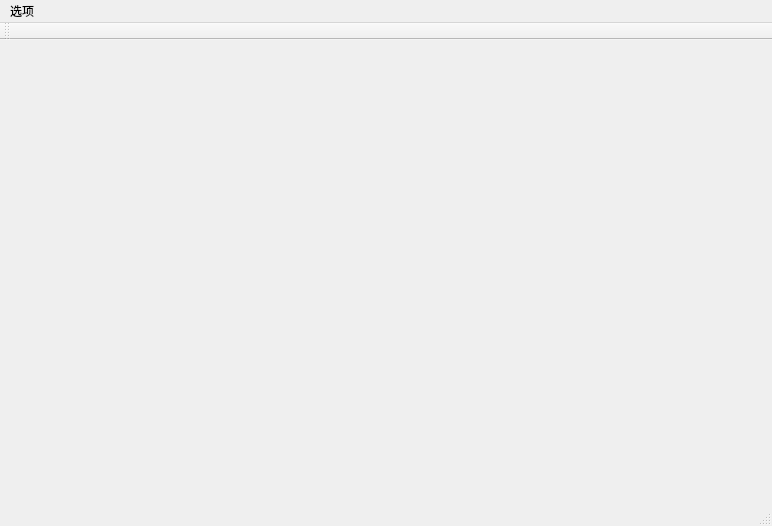
First picture: the form in SystemLogDeal/mainwindow.ui, repository CaiNot/data_struct_work, before the edit.
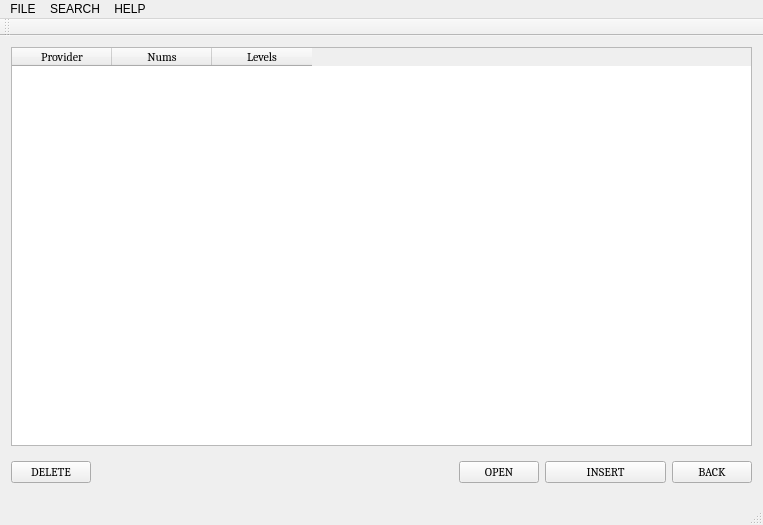
Second picture: the form after the edit.

Diff of the .ui file:
```diff
--- a/SystemLogDeal/mainwindow.ui
+++ b/SystemLogDeal/mainwindow.ui
@@ -6,29 +6,161 @@
    <rect>
     <x>0</x>
     <y>0</y>
-    <width>772</width>
-    <height>526</height>
+    <width>763</width>
+    <height>525</height>
    </rect>
   </property>
   <property name="windowTitle">
    <string>MainWindow</string>
   </property>
-  <widget class="QWidget" name="centralWidget"/>
+  <widget class="QWidget" name="centralWidget">
+   <layout class="QGridLayout" name="gridLayout_3">
+    <item row="0" column="0">
+     <layout class="QGridLayout" name="gridLayout_2" rowstretch="10,0,0">
+      <item row="2" column="0">
+       <layout class="QHBoxLayout" name="horizontalLayout_2" stretch="0,3,0,1,0">
+        <item>
+         <widget class="QPushButton" name="delBtn">
+          <property name="font">
+           <font>
+            <family>Cambria</family>
+           </font>
+          </property>
+          <property name="text">
+           <string>DELETE</string>
+          </property>
+         </widget>
+        </item>
+        <item>
+         <spacer name="verticalSpacer">
+          <property name="orientation">
+           <enum>Qt::Vertical</enum>
+          </property>
+          <property name="sizeHint" stdset="0">
+           <size>
+            <width>20</width>
+            <height>40</height>
+           </size>
+          </property>
+         </spacer>
+        </item>
+        <item>
+         <widget class="QPushButton" name="openBtn">
+          <property name="sizePolicy">
+           <sizepolicy hsizetype="Minimum" vsizetype="Fixed">
+            <horstretch>0</horstretch>
+            <verstretch>0</verstretch>
+           </sizepolicy>
+          </property>
+          <property name="font">
+           <font>
+            <family>Cambria</family>
+           </font>
+          </property>
+          <property name="text">
+           <string>OPEN</string>
+          </property>
+         </widget>
+        </item>
+        <item>
+         <widget class="QPushButton" name="insertBtn">
+          <property name="sizePolicy">
+           <sizepolicy hsizetype="Minimum" vsizetype="Fixed">
+            <horstretch>0</horstretch>
+            <verstretch>0</verstretch>
+           </sizepolicy>
+          </property>
+          <property name="font">
+           <font>
+            <family>Cambria</family>
+           </font>
+          </property>
+          <property name="text">
+           <string>INSERT</string>
+          </property>
+         </widget>
+        </item>
+        <item>
+         <widget class="QPushButton" name="backBtn">
+          <property name="font">
+           <font>
+            <family>Cambria</family>
+           </font>
+          </property>
+          <property name="text">
+           <string>BACK</string>
+          </property>
+         </widget>
+        </item>
+       </layout>
+      </item>
+      <item row="0" column="0">
+       <widget class="QTableWidget" name="tableWidget">
+        <property name="font">
+         <font>
+          <family>Cambria</family>
+         </font>
+        </property>
+        <column>
+         <property name="text">
+          <string>Provider</string>
+         </property>
+        </column>
+        <column>
+         <property name="text">
+          <string>Nums</string>
+         </property>
+        </column>
+        <column>
+         <property name="text">
+          <string>Levels</string>
+         </property>
+        </column>
+       </widget>
+      </item>
+     </layout>
+    </item>
+   </layout>
+  </widget>
   <widget class="QMenuBar" name="menuBar">
    <property name="geometry">
     <rect>
      <x>0</x>
      <y>0</y>
-     <width>772</width>
-     <height>25</height>
+     <width>763</width>
+     <height>26</height>
     </rect>
    </property>
-   <widget class="QMenu" name="menu">
+   <widget class="QMenu" name="menuSearch">
+    <property name="font">
+     <font>
+      <family>Cambria</family>
+     </font>
+    </property>
     <property name="title">
-     <string>选项</string>
+     <string>SEARCH</string>
     </property>
    </widget>
-   <addaction name="menu"/>
+   <widget class="QMenu" name="menuHelp">
+    <property name="font">
+     <font>
+      <family>Cambria</family>
+     </font>
+    </property>
+    <property name="title">
+     <string>HELP</string>
+    </property>
+   </widget>
+   <widget class="QMenu" name="menuFILE">
+    <property name="title">
+     <string>FILE</string>
+    </property>
+    <addaction name="actionsave"/>
+    <addaction name="actionopen"/>
+   </widget>
+   <addaction name="menuFILE"/>
+   <addaction name="menuSearch"/>
+   <addaction name="menuHelp"/>
   </widget>
   <widget class="QToolBar" name="mainToolBar">
    <attribute name="toolBarArea">
```
Left out of the diff: 15 changed lines with no effect on the pictures.
